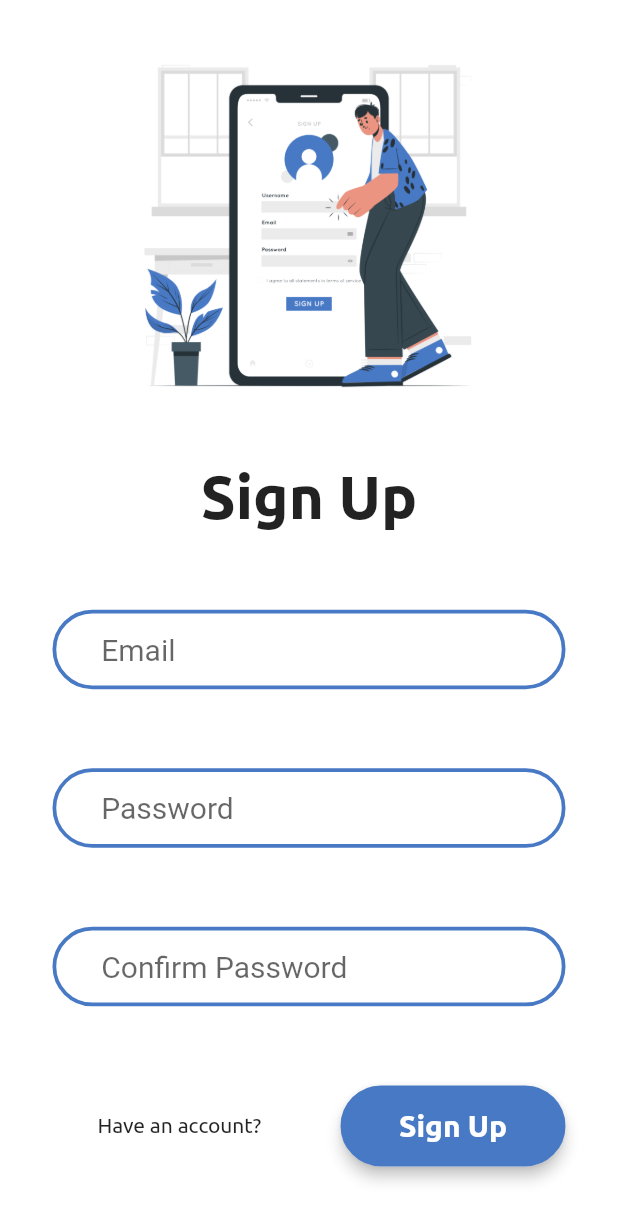
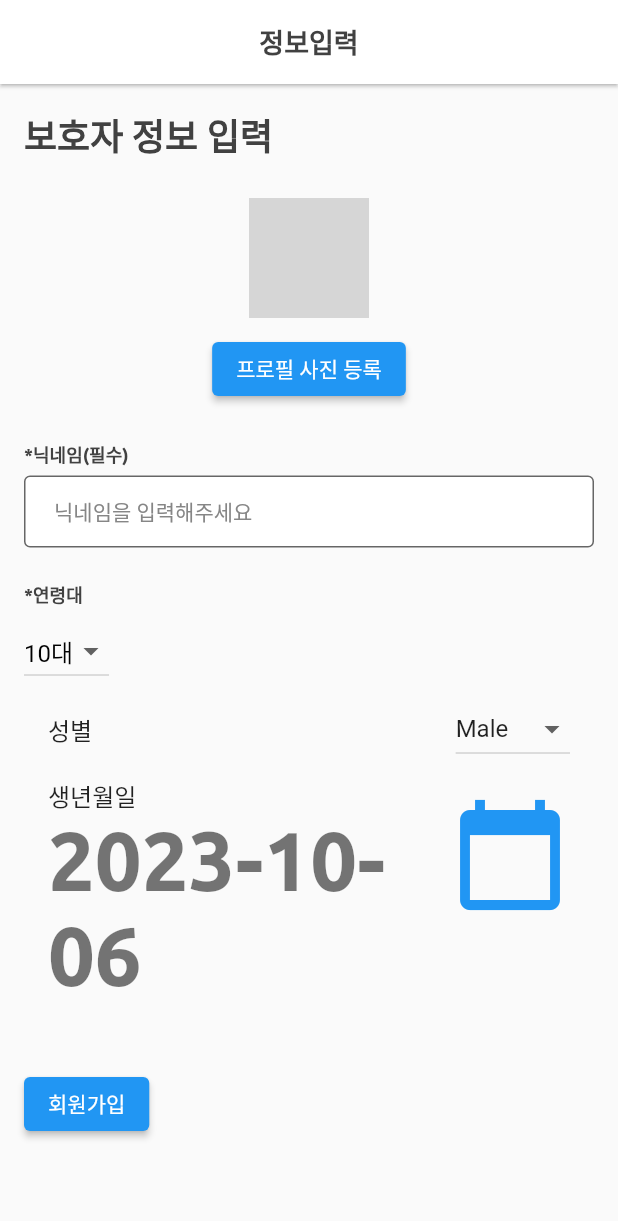
Before and after one commit to team-woodada/wodada, a Flutter app: the SignUpScreen screen opened by its route, on a phone screen of 412 x 824 dp. Shown: the top 1221 px of the screen. Run offline on Flutter 3.47's test engine with Material 2 defaults, Android fonts, the phone set to English and light mode, and no system bars; drawn by our look-alikes of loading_overlay; our stand-ins replace firebase_auth, rflutter_alert; missing offline and left inert: flutter_naver_login, kakao_flutter_sdk_user; accounts and stored records are empty; network calls fail; grey boxes are pictures that could not be loaded.

```diff
--- /dev/null
+++ b/lib/common/colors.dart
@@ -0,0 +1,11 @@
+import 'package:flutter/material.dart';
+
+//배경색상 (추후 변경예정)
+const PRIMARY_COLOR = Color(0xFF22A45D);
+//포인트 컬러 (버튼, 강조)
+const POINT_COLOR = Color(0xFF4c6ef5);
+//Placeholder에 들어갈 안내문구용
+const BODY_TEXT_COLOR = Color(0xFF868686);
+const TITLE_COLOR = Color.fromARGB(255, 65, 65, 65);
+//Input 및 TextField
+const GREY_COLOR = Color(0xFFE9ECEF);
--- /dev/null
+++ b/lib/common/login_platform.dart
@@ -0,0 +1,5 @@
+enum LoginPlatform {
+  kakao,
+  naver,
+  none,
+}
--- /dev/null
+++ b/lib/common/texts.dart
@@ -0,0 +1,27 @@
+import 'package:flutter/material.dart';
+import 'package:wodada/common/colors.dart';
+
+class BoldText extends StatelessWidget {
+  final String text;
+  final double fontSize;
+  final Color color;
+
+  const BoldText({
+    required this.text,
+    this.fontSize = 12,
+    this.color = TITLE_COLOR, // 기본 색상
+    Key? key,
+  }) : super(key: key);
+
+  @override
+  Widget build(BuildContext context) {
+    return Text(
+      text,
+      style: TextStyle(
+        fontSize: fontSize,
+        color: color,
+        fontWeight: FontWeight.bold,
+      ),
+    );
+  }
+}
--- /dev/null
+++ b/lib/components/custom_text_form_field.dart
@@ -0,0 +1,71 @@
+import 'package:flutter/material.dart';
+import 'package:wodada/common/colors.dart';
+
+class CustomTextFormField extends StatelessWidget {
+  //null값일 경우를 대비
+  final String? hintText;
+  final String? errorText;
+  final bool obscureText;
+  final bool autoFocus;
+  final ValueChanged<String>? onChanged;
+  final double? height; // 높이 파라미터 추가
+
+  const CustomTextFormField({
+    required this.onChanged,
+    this.obscureText = false,
+    this.autoFocus = false,
+    this.hintText,
+    this.errorText,
+    this.height, // 높이 파라미터 추가
+    super.key,
+  });
+
+  @override
+  Widget build(BuildContext context) {
+    const baseBorder = OutlineInputBorder(
+      borderSide: BorderSide(
+        color: GREY_COLOR,
+        width: 1.0,
+      ),
+    );
+
+    return SizedBox(
+      // 높이 조절을 위해 SizedBox로 감싸기
+      height: height ?? 50, // 높이 파라미터 사용 또는 기본값인 60 사용
+      child: TextFormField(
+        cursorColor: PRIMARY_COLOR,
+        //pwd 입력시 자동 필터링
+        obscureText: obscureText,
+        autofocus: autoFocus,
+        onChanged: onChanged,
+        decoration: InputDecoration(
+          contentPadding:
+              const EdgeInsets.symmetric(vertical: 0, horizontal: 20),
+          hintText: hintText,
+          errorText: errorText,
+          hintStyle: const TextStyle(
+            color: BODY_TEXT_COLOR,
+            fontSize: 14,
+          ),
+          fillColor: Colors.white,
+          //false - 배경색 있음 , true - 배경색 없음
+          filled: true,
+          //모든 input 상태의 기본 스타일 세팅
+          border: baseBorder, // 여기서 baseBorder를 사용합니다.
+          focusedBorder: baseBorder.copyWith(
+            borderSide: baseBorder.borderSide.copyWith(
+              color: PRIMARY_COLOR,
+            ),
+          ),
+        ),
+      ),
+    );
+  }
+}
+
+// 💡사용법
+// CustomTextFormField(
+//   hintText : '사용하고 싶은 말 (placeholder와 같이 사용)',
+//   onChanged : (String value) {},
+//   obscureText : true
+// )
--- a/lib/main.dart
+++ b/lib/main.dart
@@ -8,7 +8,8 @@ import 'package:wodada/screens/welcome.dart';
 void main() async {
   WidgetsFlutterBinding.ensureInitialized();
   // await Firebase.initializeApp();
-  KakaoSdk.init(nativeAppKey: '2348db8c58445181cc371817332fafaf');
+  KakaoSdk.init(nativeAppKey: 'bfa2038b019e28a805be86487dd232e7');
+
   runApp(const MyApp());
 }
 
@@ -26,6 +27,7 @@ class MyApp extends StatelessWidget {
       )),
       initialRoute: HomeScreen.id,
       routes: {
+        // HomeScreen.id: (context) => const HomeScreen(),
         HomeScreen.id: (context) => const HomeScreen(),
         LoginScreen.id: (context) => const LoginScreen(),
         SignUpScreen.id: (context) => const SignUpScreen(),
--- a/lib/screens/login_screen.dart
+++ b/lib/screens/login_screen.dart
@@ -24,6 +24,7 @@ class _LoginScreenState extends State<LoginScreen> {
   Widget build(BuildContext context) {
     return WillPopScope(
       onWillPop: () async {
+        // 뒤로 가기 버튼을 누르면 HomeScreen으로 이동합니다.
         Navigator.popAndPushNamed(context, HomeScreen.id);
         return false;
       },
@@ -71,38 +72,40 @@ class _LoginScreenState extends State<LoginScreen> {
                         CustomBottomScreen(
                           textButton: 'Login',
                           heroTag: 'login_btn',
-                          question: 'Forgot password?',
+                          question: '비밀번호를 잊으셨나요?',
                           buttonPressed: () async {
+                            // 키보드 닫기
                             FocusManager.instance.primaryFocus?.unfocus();
                             setState(() {
-                              _saving = true;
+                              _saving = true; // 로딩 오버레이 표시
                             });
                             try {
+                              // 제공된 자격 증명으로 로그인을 시도합니다.
                               await _auth.signInWithEmailAndPassword(
                                   email: _email, password: _password);
 
                               if (context.mounted) {
                                 setState(() {
-                                  _saving = false;
+                                  _saving = false; // 로딩 오버레이 숨김
                                   Navigator.popAndPushNamed(
                                       context, LoginScreen.id);
                                 });
                                 Navigator.pushNamed(context, WelcomeScreen.id);
                               }
                             } catch (e) {
+                              // 로그인 오류 처리
                               signUpAlert(
                                 context: context,
                                 onPressed: () {
                                   setState(() {
-                                    _saving = false;
+                                    _saving = false; // 로딩 오버레이 숨김
                                   });
                                   Navigator.popAndPushNamed(
                                       context, LoginScreen.id);
                                 },
-                                title: 'WRONG PASSWORD OR EMAIL',
-                                desc:
-                                    'Confirm your email and password and try again',
-                                btnText: 'Try Now',
+                                title: '잘못된 비밀번호 또는 이메일',
+                                desc: '이메일과 비밀번호를 확인하고 다시 시도하세요',
+                                btnText: '다시 시도',
                               ).show();
                             }
                           },
@@ -112,10 +115,9 @@ class _LoginScreenState extends State<LoginScreen> {
                                 await FirebaseAuth.instance
                                     .sendPasswordResetEmail(email: _email);
                               },
-                              title: 'RESET YOUR PASSWORD',
-                              desc:
-                                  'Click on the button to reset your password',
-                              btnText: 'Reset Now',
+                              title: '비밀번호 재설정',
+                              desc: '비밀번호를 재설정하려면 버튼을 클릭하세요',
+                              btnText: '지금 재설정',
                               context: context,
                             ).show();
                           },
--- a/lib/screens/signup_screen.dart
+++ b/lib/screens/signup_screen.dart
@@ -1,160 +1,193 @@
 import 'package:flutter/material.dart';
-import 'package:flutter/services.dart';
-import 'package:loading_overlay/loading_overlay.dart';
-import 'package:wodada/components/components.dart';
-import 'package:wodada/constants.dart';
-import 'package:wodada/screens/home_screen.dart';
-import 'package:wodada/screens/login_screen.dart';
-import 'package:firebase_auth/firebase_auth.dart';
+import 'package:wodada/common/colors.dart';
+import 'package:wodada/common/texts.dart';
+import 'package:wodada/components/custom_text_form_field.dart';
 
 class SignUpScreen extends StatefulWidget {
-  const SignUpScreen({super.key});
+  const SignUpScreen({Key? key}) : super(key: key);
   static String id = 'signup_screen';
 
   @override
-  State<SignUpScreen> createState() => _SignUpScreenState();
+  _SignUpScreenState createState() => _SignUpScreenState();
 }
 
 class _SignUpScreenState extends State<SignUpScreen> {
-  final _auth = FirebaseAuth.instance;
-  late String _email;
-  late String _password;
-  late String _confirmPass;
-  bool _saving = false;
+  TextEditingController nameController = TextEditingController();
+  TextEditingController nicknameController = TextEditingController();
+  String selectedGender = 'Male'; // Default gender
+  DateTime selectedDate = DateTime.now(); // Default date
+  String selectedAgeGroup = '10대'; // Default age group
+
+  Future<void> _selectDate(BuildContext context) async {
+    DateTime? picked = await showDatePicker(
+      context: context,
+      initialDate: selectedDate,
+      firstDate: DateTime(1900),
+      lastDate: DateTime.now(),
+    );
+    if (picked != null) {
+      setState(() {
+        selectedDate = picked;
+      });
+    }
+  }
 
   @override
   Widget build(BuildContext context) {
-    return WillPopScope(
-      onWillPop: () async {
-        Navigator.popAndPushNamed(context, HomeScreen.id);
-        return true;
-      },
-      child: Scaffold(
-        backgroundColor: Colors.white,
-        body: LoadingOverlay(
-          isLoading: _saving,
-          child: SafeArea(
-            child: Padding(
-              padding: const EdgeInsets.all(20.0),
-              child: Column(
-                crossAxisAlignment: CrossAxisAlignment.stretch,
-                children: [
-                  const TopScreenImage(screenImageName: 'signup.png'),
-                  Expanded(
-                    flex: 2,
-                    child: Padding(
-                      padding: const EdgeInsets.symmetric(
-                        horizontal: 15,
-                      ),
-                      child: Column(
-                        mainAxisAlignment: MainAxisAlignment.spaceAround,
-                        crossAxisAlignment: CrossAxisAlignment.center,
-                        children: [
-                          const ScreenTitle(title: 'Sign Up'),
-                          CustomTextField(
-                            textField: TextField(
-                              onChanged: (value) {
-                                _email = value;
-                              },
-                              style: const TextStyle(
-                                fontSize: 20,
-                              ),
-                              decoration: kTextInputDecoration.copyWith(
-                                hintText: 'Email',
+    List<String> ageGroups = [
+      '10대',
+      '20대',
+      '30대',
+      '40대',
+      '50대',
+      '60대',
+      '70대',
+      '기타',
+    ];
+
+    return Scaffold(
+      appBar: AppBar(
+        title: const Text(
+          '정보입력',
+          style: TextStyle(
+            color: TITLE_COLOR,
+            fontSize: 18,
+            fontWeight: FontWeight.bold,
           ),
         ),
+        centerTitle: true,
+        backgroundColor: Colors.white,
+        elevation: 1,
       ),
-                          CustomTextField(
-                            textField: TextField(
-                              obscureText: true,
-                              onChanged: (value) {
-                                _password = value;
+      bottomNavigationBar: const BottomAppBar(
+        color: GREY_COLOR,
+        elevation: 3,
+      ),
+      body: SingleChildScrollView(
+        child: Padding(
+          padding: const EdgeInsets.all(16.0),
+          child: Column(
+            crossAxisAlignment: CrossAxisAlignment.start,
+            children: <Widget>[
+              // "보호자 정보 입력" 텍스트 추가
+              const BoldText(
+                text: '보호자 정보 입력',
+                fontSize: 24,
+              ),
+              const SizedBox(
+                height: 24,
+              ),
+              Center(
+                child: Column(
+                  children: <Widget>[
+                    // 프로필 사진을 표시하는 CircleAvatar
+                    const CircleAvatar(
+                      radius: 40, // 동그라미 크기 조절
+                      backgroundImage:
+                          NetworkImage('프로필 사진 URL'), // 프로필 사진 URL로 변경
+                    ),
+                    const SizedBox(height: 10), // 간격 조절
+                    ElevatedButton(
+                      onPressed: () {
+                        // 프로필 사진 등록 버튼 클릭 시 이벤트 처리
+                        // 프로필 사진 업로드 기능을 구현할 수 있습니다.
                       },
-                              style: const TextStyle(
-                                fontSize: 20,
-                              ),
-                              decoration: kTextInputDecoration.copyWith(
-                                hintText: 'Password',
-                              ),
-                            ),
-                          ),
-                          CustomTextField(
-                            textField: TextField(
-                              obscureText: true,
-                              onChanged: (value) {
-                                _confirmPass = value;
-                              },
-                              style: const TextStyle(
-                                fontSize: 20,
-                              ),
-                              decoration: kTextInputDecoration.copyWith(
-                                hintText: 'Confirm Password',
-                              ),
-                            ),
-                          ),
-                          CustomBottomScreen(
-                            textButton: 'Sign Up',
-                            heroTag: 'signup_btn',
-                            question: 'Have an account?',
-                            buttonPressed: () async {
-                              FocusManager.instance.primaryFocus?.unfocus();
-                              setState(() {
-                                _saving = true;
-                              });
-                              if (_confirmPass == _password) {
-                                try {
-                                  await _auth.createUserWithEmailAndPassword(
-                                      email: _email, password: _password);
-
-                                  if (context.mounted) {
-                                    signUpAlert(
-                                      context: context,
-                                      title: 'GOOD JOB',
-                                      desc: 'Go login now',
-                                      btnText: 'Login Now',
-                                      onPressed: () {
-                                        setState(() {
-                                          _saving = false;
-                                          Navigator.popAndPushNamed(
-                                              context, SignUpScreen.id);
-                                        });
-                                        Navigator.pushNamed(
-                                            context, LoginScreen.id);
-                                      },
-                                    ).show();
-                                  }
-                                } catch (e) {
-                                  signUpAlert(
-                                      context: context,
-                                      onPressed: () {
-                                        SystemNavigator.pop();
-                                      },
-                                      title: 'SOMETHING WRONG',
-                                      desc: 'Close the app and try again',
-                                      btnText: 'Close Now');
-                                }
-                              } else {
-                                showAlert(
-                                    context: context,
-                                    title: 'WRONG PASSWORD',
-                                    desc:
-                                        'Make sure that you write the same password twice',
-                                    onPressed: () {
-                                      Navigator.pop(context);
-                                    }).show();
-                              }
-                            },
-                            questionPressed: () async {
-                              Navigator.pushNamed(context, LoginScreen.id);
-                            },
+                      child: const Text('프로필 사진 등록'),
                     ),
                   ],
                 ),
               ),
+              const SizedBox(height: 24),
+              const BoldText(
+                text: '*닉네임(필수)',
+              ),
+              const SizedBox(
+                height: 5,
+              ),
+              CustomTextFormField(
+                hintText: '닉네임을 입력해주세요',
+                onChanged: (String value) {},
+              ),
+              const SizedBox(height: 20),
+              const BoldText(
+                text: '*연령대',
+              ),
+              const SizedBox(
+                height: 5,
+              ),
+              DropdownButton<String>(
+                value: selectedAgeGroup,
+                onChanged: (String? newValue) {
+                  setState(() {
+                    selectedAgeGroup = newValue ?? '10대'; // Handle null case
+                  });
+                },
+                items: ageGroups.map<DropdownMenuItem<String>>((String value) {
+                  return DropdownMenuItem<String>(
+                    value: value,
+                    child: Text(
+                      value,
+                      style: const TextStyle(
+                        fontSize: 16, // 폰트 크기 조절
+                        color: Colors.black, // 폰트 색상
+                      ),
+                    ),
+                  );
+                }).toList(),
+              ),
+              ListTile(
+                title: const Text('성별'),
+                trailing: DropdownButton<String>(
+                  value: selectedGender,
+                  onChanged: (String? newValue) {
+                    setState(() {
+                      selectedGender = newValue ?? 'Male'; // Handle null case
+                    });
+                  },
+                  items: <String>['Male', 'Female', 'Other']
+                      .map<DropdownMenuItem<String>>((String value) {
+                    return DropdownMenuItem<String>(
+                      value: value,
+                      child: Text(value),
+                    );
+                  }).toList(),
+                ),
+              ),
+              ListTile(
+                title: const Text('생년월일'),
+                subtitle: Text(
+                  "${selectedDate.toLocal()}".split(' ')[0],
+                  style: const TextStyle(
+                      fontSize: 55, fontWeight: FontWeight.bold),
+                ),
+                trailing: const Icon(
+                  Icons.calendar_today,
+                  size: 80,
+                  color: Colors.blue,
+                ),
+                onTap: () => _selectDate(context),
+              ),
+              const SizedBox(height: 20),
+
+              const SizedBox(height: 20),
+              ElevatedButton(
+                onPressed: () {
+                  // 회원가입 버튼 클릭 시 이벤트 처리
+                  String name = nameController.text;
+                  String nickname = nicknameController.text;
+                  // 성별과 생년월일은 각각 selectedGender와 selectedDate에서 가져올 수 있습니다.
+                  // 이 정보를 서버로 보내거나 다른 작업을 수행할 수 있습니다.
+
+                  // 예를 들어, 정보 출력
+                  print('이름: $name');
+                  print('닉네임: $nickname');
+                  print('성별: $selectedGender');
+                  print('생년월일: $selectedDate');
+                  print('연령대: $selectedAgeGroup');
+                },
+                child: const Text('회원가입'),
               ),
             ],
-              ),
-            ),
           ),
         ),
       ),
--- a/pubspec.yaml
+++ b/pubspec.yaml
@@ -39,6 +39,9 @@ dependencies:
   loading_overlay: ^0.3.0
   rflutter_alert: ^2.0.7
   http: ^1.1.0
+  flutter_web_auth: ^0.5.0
+  flutter_naver_login: ^1.8.0
+  dio: ^5.3.3
 
 dev_dependencies:
   flutter_test:
```
Also changed, not shown: lib/components/login_platform.dart (deleted, +0 -8 lines), lib/pages/login_page.dart (deleted, +0 -230 lines), lib/screens/home_screen.dart (+19 -41 lines), pubspec.lock, 3 other files. Lines whose indentation alone changed are shown as unchanged.
